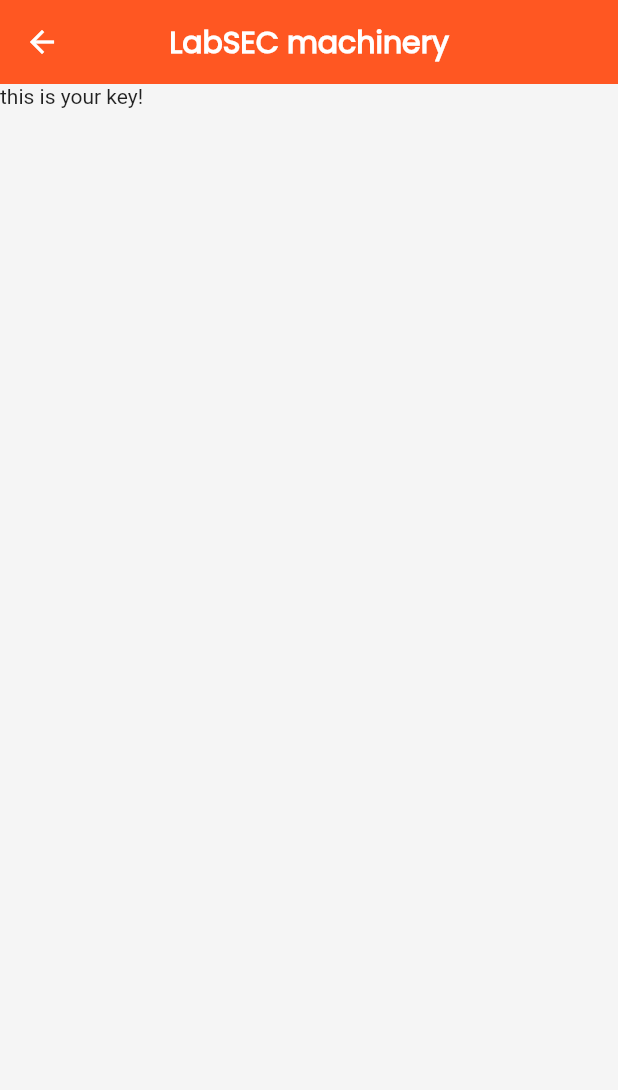
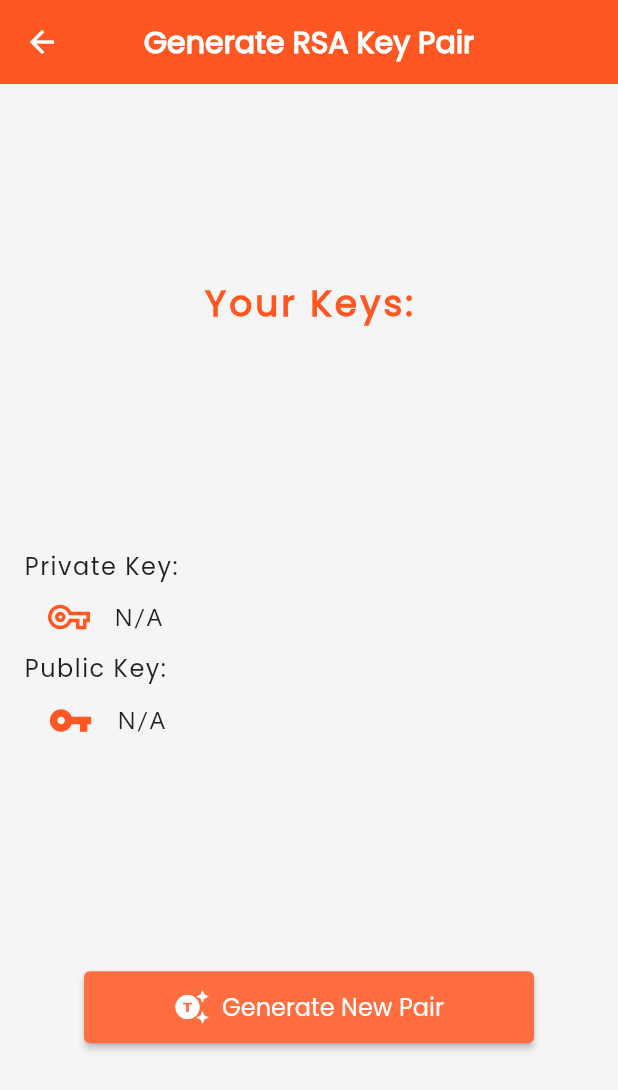
Before and after one commit to Butewbr/FlutterBLE-RSA, a Flutter app: the rsaGenPage screen opened by its route, on a phone screen of 412 x 824 dp. Shown: the top 1090 px of the screen. Run offline on Flutter 3.47's test engine with Material 2 defaults, Android fonts, the phone set to English and light mode, and no system bars; our stand-ins replace flutter_blue, flutter_spinkit.

Commit message:
new screen

```diff
--- a/lib/pages/ble.dart
+++ b/lib/pages/ble.dart
@@ -41,7 +41,8 @@ class _blePageState extends State<blePage> {
 
   scan() async {
     print(widget.lastScanned);
-    widget.lastScanned = DateFormat('yyyy-MM-dd H:m:s').format(DateTime.now());
+    widget.lastScanned =
+        DateFormat('yyyy/MM/dd HH:mm:ss').format(DateTime.now());
     print(widget.lastScanned);
     if (!_isScanning) {
       widget.scanResultList.clear();
@@ -136,7 +137,7 @@ class _blePageState extends State<blePage> {
     return Scaffold(
       backgroundColor: Colors.grey[100],
       appBar: AppBar(
-        title: const Text('LabSEC machinery',
+        title: const Text('Check BLE Devices',
             style: TextStyle(
               fontFamily: "Poppins",
               fontWeight: FontWeight.bold,
--- a/lib/pages/rsa.dart
+++ b/lib/pages/rsa.dart
@@ -1,4 +1,18 @@
 import 'package:flutter/material.dart';
+// import 'package:rsa_encrypt/rsa_encrypt.dart';
+// import 'package:pointycastle/api.dart' as crypto;
+
+// //Future to hold our KeyPair
+// Future<crypto.AsymmetricKeyPair> futureKeyPair;
+
+// //to store the KeyPair once we get data from our future
+// crypto.AsymmetricKeyPair keyPair;
+
+// Future<crypto.AsymmetricKeyPair<crypto.PublicKey, crypto.PrivateKey>>
+//     getKeyPair() {
+//   var helper = RsaKeyHelper();
+//   return helper.computeRSAKeyPair(helper.getSecureRandom());
+// }
 
 class rsaGenPage extends StatefulWidget {
   const rsaGenPage({super.key});
@@ -13,7 +27,7 @@ class rsaGenPageState extends State<rsaGenPage> {
     return Scaffold(
       backgroundColor: Colors.grey[100],
       appBar: AppBar(
-        title: const Text('LabSEC machinery',
+        title: const Text('Generate RSA Key Pair',
             style: TextStyle(
               fontFamily: "Poppins",
               fontWeight: FontWeight.bold,
@@ -22,7 +36,105 @@ class rsaGenPageState extends State<rsaGenPage> {
         backgroundColor: Colors.deepOrange,
         elevation: 0,
       ),
-      body: Text('this is your key!'),
+      body: Column(
+          mainAxisAlignment: MainAxisAlignment.spaceEvenly,
+          crossAxisAlignment: CrossAxisAlignment.center,
+          children: [
+            const Text('Your Keys:',
+                style: TextStyle(
+                  fontFamily: "Poppins",
+                  fontSize: 24,
+                  fontWeight: FontWeight.bold,
+                  letterSpacing: 2.0,
+                  color: Colors.deepOrange,
+                )),
+            Padding(
+              padding: const EdgeInsets.all(16),
+              child: Column(
+                crossAxisAlignment: CrossAxisAlignment.start,
+                children: [
+                  const Text(
+                    "Private Key:",
+                    style: TextStyle(
+                      fontFamily: "Poppins",
+                      fontSize: 16,
+                      letterSpacing: 1.0,
+                    ),
+                    textAlign: TextAlign.left,
+                  ),
+                  Row(
+                    mainAxisAlignment: MainAxisAlignment.start,
+                    children: const [
+                      Padding(
+                        padding:
+                            EdgeInsets.symmetric(vertical: 8.0, horizontal: 16),
+                        child: Icon(
+                          Icons.vpn_key_outlined,
+                          color: Colors.deepOrange,
+                          size: 28,
+                        ),
+                      ),
+                      Text(
+                        "N/A",
+                        style: TextStyle(
+                          fontFamily: "Oxygen",
+                          fontSize: 16,
+                          letterSpacing: 1.0,
+                        ),
+                        textAlign: TextAlign.center,
+                      ),
+                    ],
+                  ),
+                  const Text(
+                    "Public Key:",
+                    style: TextStyle(
+                      fontFamily: "Poppins",
+                      fontSize: 16,
+                      letterSpacing: 1.0,
+                    ),
+                    textAlign: TextAlign.left,
+                  ),
+                  Row(
+                    mainAxisAlignment: MainAxisAlignment.start,
+                    children: const [
+                      Padding(
+                        padding:
+                            EdgeInsets.symmetric(vertical: 8.0, horizontal: 16),
+                        child: Icon(
+                          Icons.vpn_key,
+                          color: Colors.deepOrange,
+                          size: 30,
+                        ),
+                      ),
+                      Text(
+                        "N/A",
+                        style: TextStyle(
+                          fontFamily: "Oxygen",
+                          fontSize: 16,
+                          letterSpacing: 1.0,
+                        ),
+                        textAlign: TextAlign.center,
+                      ),
+                    ],
+                  ),
+                ],
+              ),
+            ),
+            ElevatedButton.icon(
+              icon: const Icon(Icons.generating_tokens),
+              label: const Text('Generate New Pair',
+                  style: TextStyle(
+                    fontFamily: "Poppins",
+                    fontSize: 16,
+                  )),
+              style: ElevatedButton.styleFrom(
+                backgroundColor: Colors.deepOrangeAccent,
+                padding: const EdgeInsets.symmetric(vertical: 12),
+                minimumSize: const Size(300, 1),
+              ),
+              onPressed: () {},
+            ),
+          ]),
     );
   }
 }
--- a/pubspec.yaml
+++ b/pubspec.yaml
@@ -38,6 +38,8 @@ dependencies:
     flutter_reactive_ble: ^5.0.3
     intl: ^0.18.0
     flutter_spinkit: ^5.1.0
+    rsa_encrypt: ^2.0.0
+    pointycastle: ^3.6.2
 
 dev_dependencies:
     flutter_test:
```
Also changed, not shown: pubspec.lock.
